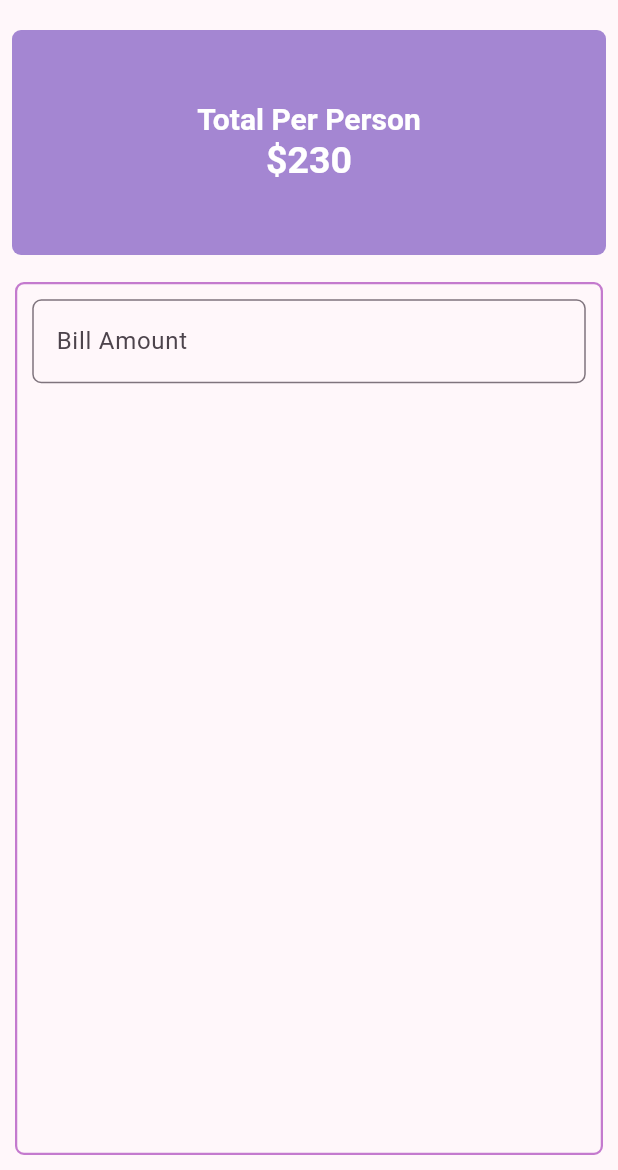
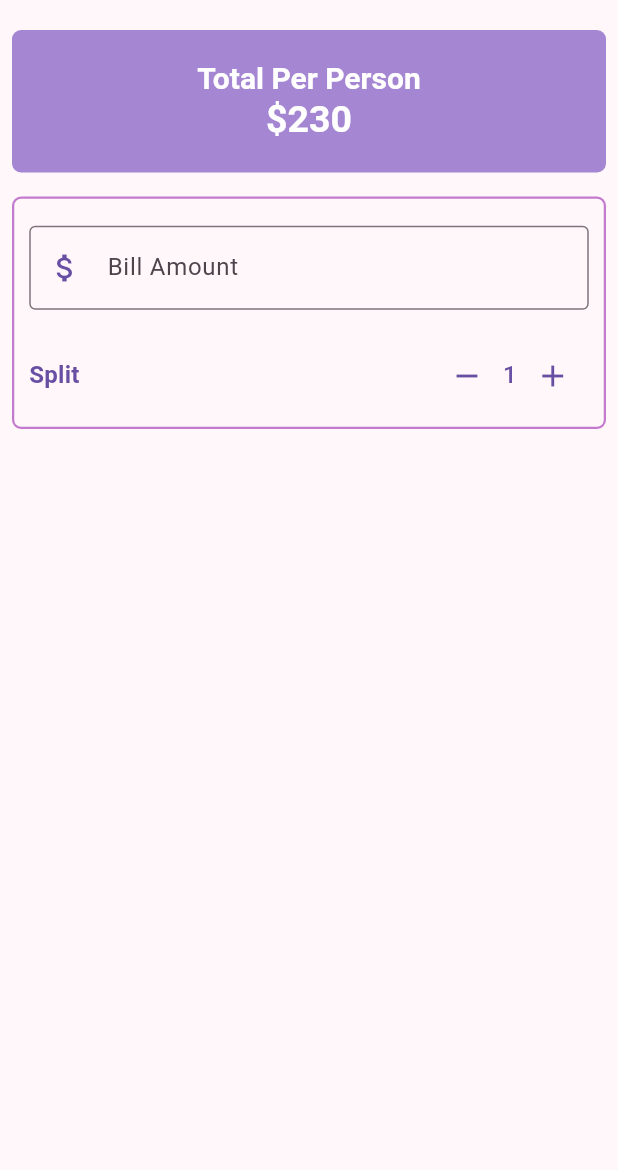
Before and after one commit to Hash001001/Flutter-UTip-Calculator, a Flutter app: the screen it shows after launch, on a phone screen of 412 x 824 dp, the part 66-1236 px from its top. Run offline on Flutter 3.47's test engine with Material 3 defaults, Android fonts, the phone set to English and light mode, and no system bars.

Commit message:
increament and decreament functionlity implemented

```diff
--- a/lib/main.dart
+++ b/lib/main.dart
@@ -3,7 +3,6 @@ import 'package:flutter/material.dart';
 void main() {
   runApp(MyHome());
 }
-
 
 class MyHome extends StatefulWidget {
   const MyHome({super.key});
@@ -13,8 +12,26 @@ class MyHome extends StatefulWidget {
 }
 
 class _MyHomeState extends State<MyHome> {
+  bool _toggleValue = false;
 
-  bool _toggleValue = false;
+  final _textController = TextEditingController();
+
+  int _personCount = 1;
+
+
+  void _incrementPersonCount(){
+    setState(() {
+      _personCount++;
+    });
+  }
+
+  void _decrementPersonCount(){
+    setState(() {
+      if(_personCount > 1){
+        _personCount--;
+      }
+    });
+  }
 
   @override
   Widget build(BuildContext context) {
@@ -22,28 +39,27 @@ class _MyHomeState extends State<MyHome> {
     var style = theme.textTheme.titleLarge!.copyWith(
       color: theme.colorScheme.onPrimary,
       fontWeight: FontWeight.bold,
-      fontSize: 20
+      fontSize: 20,
     );
-
-
 
     return MaterialApp(
       title: "UTip",
       theme: ThemeData(
         colorScheme: ColorScheme.fromSeed(seedColor: Colors.purple),
-        useMaterial3: true
+        useMaterial3: true,
       ),
       home: Scaffold(
         appBar: AppBar(
           title: Text("UTip"),
           actions: [
             Switch(
-              value: (_toggleValue), onChanged: (onChanged){
+              value: (_toggleValue),
+              onChanged: (onChanged) {
                 setState(() {
                   _toggleValue = onChanged;
-
                 });
-            })
+              },
+            ),
           ],
         ),
         body: Column(
@@ -52,59 +68,102 @@ class _MyHomeState extends State<MyHome> {
             Padding(
               padding: const EdgeInsets.all(8.0),
               child: Container(
-                height: 150,
                 decoration: BoxDecoration(
                   color: Colors.deepPurple[500]!.withOpacity(0.6),
-                  borderRadius: BorderRadius.circular(6)
+                  borderRadius: BorderRadius.circular(6),
                 ),
-                padding: EdgeInsets.all(10),
+                padding: EdgeInsets.all(19),
                 child: Column(
                   mainAxisAlignment: MainAxisAlignment.center,
                   crossAxisAlignment: CrossAxisAlignment.center,
                   children: [
-                    Text("Total Per Person",
-                     style: style),
-                    Text("\$230", style: style.copyWith(
+                    Text("Total Per Person", style: style),
+                    Text(
+                      "\$230",
+                      style: style.copyWith(
                         fontSize: 25,
-                      color: theme.colorScheme.onPrimary
-                    ),)
-
+                        color: theme.colorScheme.onPrimary,
+                      ),
+                    ),
                   ],
                 ),
               ),
             ),
 
-
-Expanded(child: Padding(
-  padding: const EdgeInsets.all(10.0),
+            Padding(
+              padding: const EdgeInsets.all(8.0),
               child: Container(
                 decoration: BoxDecoration(
-      border: BoxBorder.all(color: Colors.purple.withOpacity(0.6), width: 1.5),
-      borderRadius: BorderRadius.circular(6)
+                  border: BoxBorder.all(
+                    color: Colors.purple.withOpacity(0.6),
+                    width: 1.5,
+                  ),
+                  borderRadius: BorderRadius.circular(6),
                 ),
                 child: Padding(
                   padding: const EdgeInsets.all(10.0),
                   child: Column(
                     crossAxisAlignment: CrossAxisAlignment.stretch,
                     children: [
+                      SizedBox(
+                      height:   8
+                      ),
                       TextField(
-
-
-            onChanged: (value){
-
-            },
+                        controller: _textController,
+                        keyboardType: TextInputType.number,
+                        onChanged: (value) {},
 
                         decoration: InputDecoration(
+                          prefixIcon: Icon(
+                            Icons.attach_money,
+                            color: theme.colorScheme.primary,
+                          ),
+                          label: Text("Bill Amount"),
+                          border: OutlineInputBorder(),
+                        ),
+                      ),
 
-              label: Text("Bill Amount"), border: OutlineInputBorder(borderRadius: BorderRadius.circular(6))),
-          )
+                      //spaces
+                      SizedBox(height: 20),
+                      //split bill widget
+                      Row(
+                        mainAxisAlignment: MainAxisAlignment.spaceBetween,
+                        children: [
+                          Text(
+                            "Split",
+                            style: theme.textTheme.titleMedium!.copyWith(
+                              color: theme.colorScheme.primary,
+                              fontWeight: FontWeight.bold,
+                            ),
+                          ),
+
+                          Row(
+                            children: [
+                              IconButton(
+                                icon: Icon(Icons.remove),
+                                color: theme.colorScheme.primary, onPressed: _decrementPersonCount,
+                              ),
+
+                              Text(
+                                "$_personCount",
+                                style: theme.textTheme.titleMedium!.copyWith(
+                                  color: theme.colorScheme.primary,
+                                ),
+                              ),
+
+                              IconButton(
+                                icon: Icon(Icons.add),
+                                color: theme.colorScheme.primary, onPressed: _incrementPersonCount,
+                              ),
                             ],
-
                           ),
-    )
+                        ],
                       ),
-),)
-
+                    ],
+                  ),
+                ),
+              ),
+            ),
           ],
         ),
       ),
```
Lines whose indentation alone changed are shown as unchanged.
